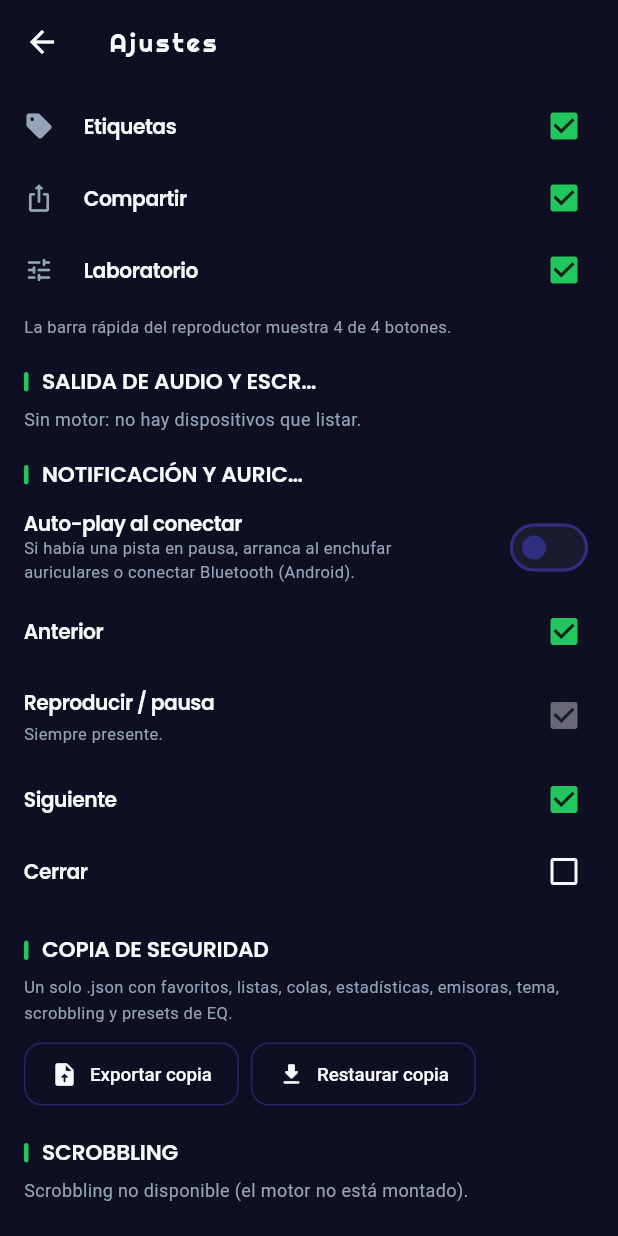
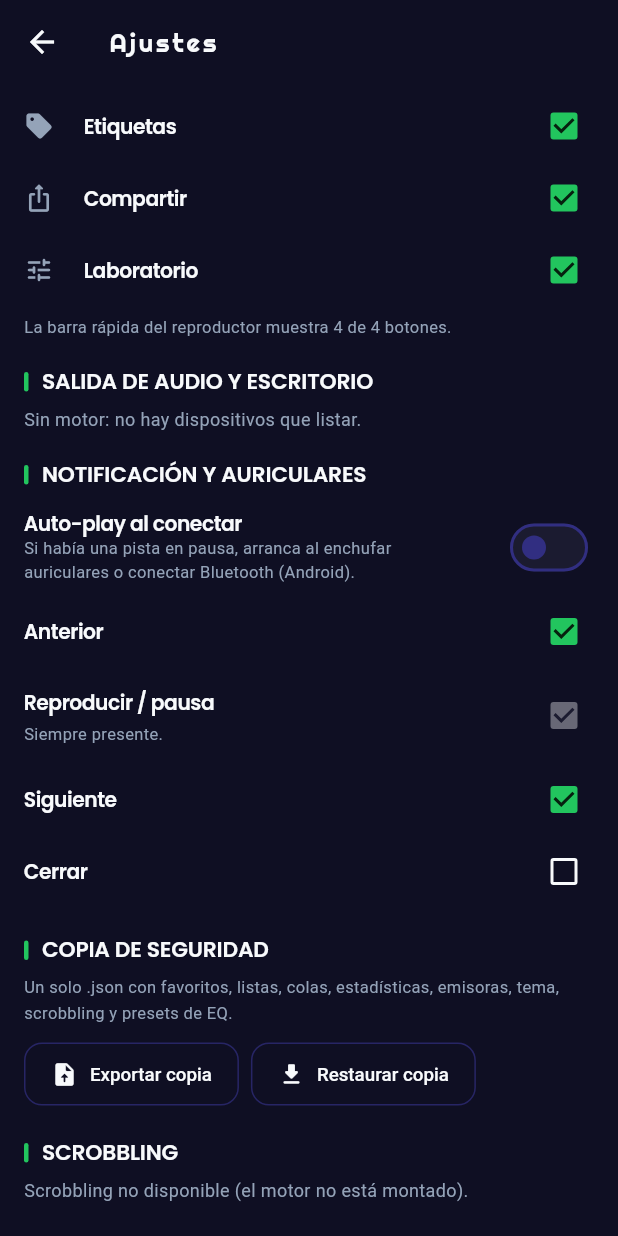
Before and after one commit to gaboexperimetos-ui/CyberHex, a Flutter app: the SettingsPage screen opened directly with empty values, scrolled down 576 dp, on a phone screen of 412 x 824 dp. Run offline on Flutter 3.47's test engine with Material 3 defaults, Android fonts, the phone set to English and light mode, and no system bars; our stand-ins replace flutter_secure_storage, material_ui; missing offline and left inert: dart:ffi, file_selector; accounts and stored records are empty.

Commit message:
fix(ui): encabezados sin recorte, contenido centrado en escritorio y plurales
Renderice las pantallas de verdad (harness fuera del repo) y salieron
fallos concretos, no de gusto:

- ChSectionHeader metia el titulo en un Flexible y luego un Spacer con el
  mismo flex: el titulo solo recibia la mitad del ancho y se cortaba aunque
  sobrara espacio. Ahora el titulo ocupa lo que queda y el contador va pegado.
- En escritorio (1180) Ajustes, Estadisticas, Listas y Biblioteca se
  estiraban a todo el ancho: los interruptores quedaban a un metro de su
  etiqueta y las tarjetas vacias en el centro. Nuevo ChContent centra con
  ancho maximo (780 ajustes, 920 listas, 980 estadisticas, 1080 biblioteca).
- Atajos del Inicio: el cuarto chip se cortaba en el borde. En movil pasan a
  una rejilla 2x2 de ancho igual; en escritorio siguen en una fila.
- Plurales: '1 pistas' -> '1 pista' en listas, tarjetas de album y actividad.
- Estadisticas: '01 h / franja: de madrugada' se truncaba; ahora '01:00 /
  de madrugada' y '1 pista distinta'.

254/254 tests, analyze sin errores, zig build OK.

```diff
--- a/lib/ui/kit/ch_kit.dart
+++ b/lib/ui/kit/ch_kit.dart
@@ -254,6 +254,34 @@ class _ChPressableState extends State<ChPressable> {
   }
 }
 
+/// Centra el contenido y le pone un ancho máximo legible en pantallas anchas.
+///
+/// En móvil no cambia nada (el máximo es mayor que la pantalla); en escritorio
+/// evita que las filas y los interruptores se separen a lo largo de un metro de
+/// cristal.
+class ChContent extends StatelessWidget {
+  const ChContent({
+    super.key,
+    required this.child,
+    this.maxWidth = 920,
+    this.padding = EdgeInsets.zero,
+  });
+
+  final Widget child;
+  final double maxWidth;
+  final EdgeInsets padding;
+
+  @override
+  Widget build(BuildContext context) {
+    return Center(
+      child: ConstrainedBox(
+        constraints: BoxConstraints(maxWidth: maxWidth),
+        child: Padding(padding: padding, child: child),
+      ),
+    );
+  }
+}
+
 /// Encabezado de sección: pestaña de acento, título y acción opcional.
 class ChSectionHeader extends StatelessWidget {
   const ChSectionHeader(
@@ -284,6 +312,9 @@ class ChSectionHeader extends StatelessWidget {
           ),
         ),
         const SizedBox(width: ChSpace.sm + 1),
+        Expanded(
+          child: Row(
+            children: <Widget>[
               Flexible(
                 child: Text(
                   label,
@@ -299,7 +330,9 @@ class ChSectionHeader extends StatelessWidget {
                   style: chMono(palette, size: 10.5, color: palette.border),
                 ),
               ],
-        const Spacer(),
+            ],
+          ),
+        ),
         if (onAction != null)
           TextButton(
             onPressed: onAction,
--- a/lib/ui/library_page.dart
+++ b/lib/ui/library_page.dart
@@ -580,7 +580,7 @@ class _LibraryPageState extends State<LibraryPage>
       ),
       body: Column(
         children: [
-          Expanded(child: _body()),
+          Expanded(child: ChContent(maxWidth: 1080, child: _body())),
           if (widget.showMiniPlayer)
             MiniPlayer(
               controller: _controller,
--- a/lib/ui/settings_page.dart
+++ b/lib/ui/settings_page.dart
@@ -185,7 +185,9 @@ class _SettingsPageState extends State<SettingsPage> {
         final palette = paletteOf(context);
         return Scaffold(
           appBar: AppBar(title: const Text('Ajustes')),
-          body: ListView(
+          body: ChContent(
+            maxWidth: 780,
+            child: ListView(
               padding: const EdgeInsets.fromLTRB(16, 8, 16, 28),
               children: [
                 const _Section('Tema'),
@@ -293,7 +295,11 @@ class _SettingsPageState extends State<SettingsPage> {
                       action.label,
                       style: chTitle(palette, size: 13.5),
                     ),
-                  secondary: Icon(action.icon, size: 20, color: palette.muted),
+                    secondary: Icon(
+                      action.icon,
+                      size: 20,
+                      color: palette.muted,
+                    ),
                     controlAffinity: ListTileControlAffinity.trailing,
                   ),
                 const SizedBox(height: 6),
@@ -447,7 +453,10 @@ class _SettingsPageState extends State<SettingsPage> {
                     subtitle: action == MediaAction.toggle
                         ? Text(
                             'Siempre presente.',
-                          style: TextStyle(fontSize: 11, color: palette.muted),
+                            style: TextStyle(
+                              fontSize: 11,
+                              color: palette.muted,
+                            ),
                           )
                         : null,
                     controlAffinity: ListTileControlAffinity.trailing,
@@ -642,6 +651,7 @@ class _SettingsPageState extends State<SettingsPage> {
                 ),
               ],
             ),
+          ),
         );
       },
     );
```
Also changed, not shown: lib/core/playlist_store.dart (+41 -17 lines), lib/ui/home_page.dart (+37 -13 lines), lib/ui/playlists_page.dart (+7 -3 lines), lib/ui/stats_page.dart (+13 -5 lines). Lines whose indentation alone changed are shown as unchanged.
